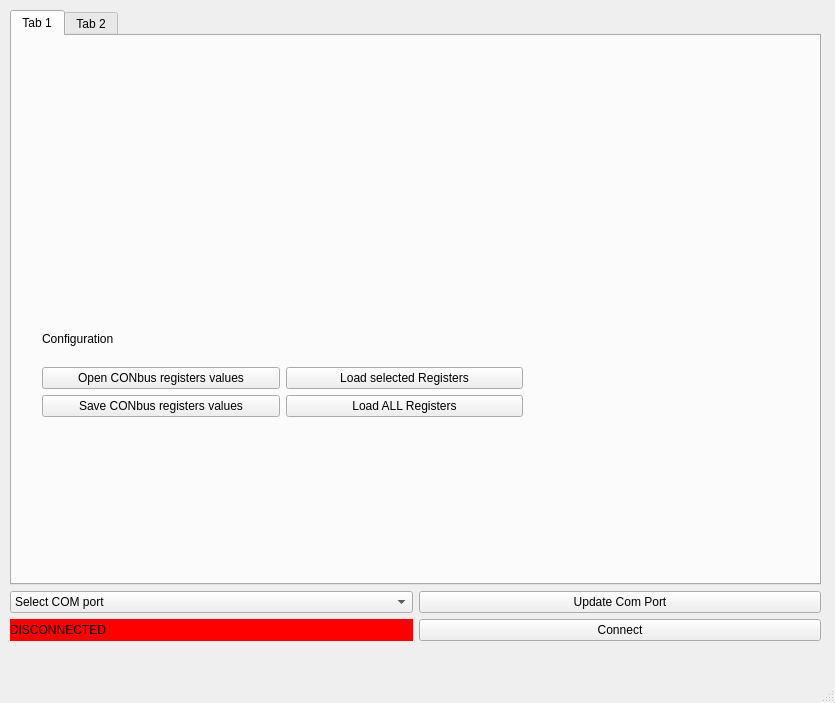
Before: the Qt Designer form CONBusUI/CONbus.ui in SoonerRobotics/CON-bus, drawn with Qt 5.
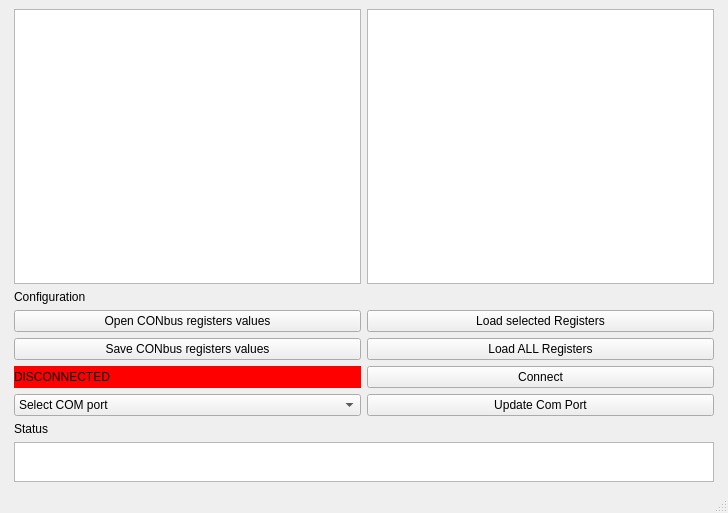
After: the same form once the commit is applied.

Commit message: create idea of UI look

What changed in the file:
```diff
--- a/CONBusUI/CONbus.ui
+++ b/CONBusUI/CONbus.ui
@@ -6,88 +6,111 @@
    <rect>
     <x>0</x>
     <y>0</y>
-    <width>835</width>
-    <height>703</height>
+    <width>728</width>
+    <height>513</height>
    </rect>
   </property>
   <property name="windowTitle">
    <string>MainWindow</string>
   </property>
   <widget class="QWidget" name="centralwidget">
-   <widget class="QWidget" name="">
-    <property name="geometry">
-     <rect>
-      <x>10</x>
-      <y>10</y>
-      <width>811</width>
-      <height>631</height>
-     </rect>
-    </property>
-    <layout class="QGridLayout" name="gridLayout_3" rowstretch="1,0">
+   <property name="sizePolicy">
+    <sizepolicy hsizetype="MinimumExpanding" vsizetype="Preferred">
+     <horstretch>0</horstretch>
+     <verstretch>0</verstretch>
+    </sizepolicy>
+   </property>
+   <layout class="QGridLayout" name="gridLayout_2">
      <item row="0" column="0">
-      <widget class="QTabWidget" name="tabWidget">
-       <widget class="QWidget" name="tab">
-        <attribute name="title">
-         <string>Tab 1</string>
-        </attribute>
-        <widget class="QWidget" name="">
-         <property name="geometry">
-          <rect>
-           <x>30</x>
-           <y>280</y>
-           <width>481</width>
-           <height>101</height>
-          </rect>
-         </property>
+     <spacer name="horizontalSpacer">
+      <property name="orientation">
+       <enum>Qt::Horizontal</enum>
+      </property>
+      <property name="sizeType">
+       <enum>QSizePolicy::Fixed</enum>
+      </property>
+      <property name="sizeHint" stdset="0">
+       <size>
+        <width>5</width>
+        <height>20</height>
+       </size>
+      </property>
+     </spacer>
+    </item>
+    <item row="0" column="1">
          <layout class="QGridLayout" name="gridLayout">
-          <item row="2" column="0">
-           <widget class="QPushButton" name="saveConfigButton_2">
+      <item row="7" column="1">
+       <widget class="QPushButton" name="pushButton">
+        <property name="text">
+         <string>Update Com Port</string>
+        </property>
+       </widget>
+      </item>
+      <item row="0" column="0">
+       <widget class="QTableWidget" name="changeTable"/>
+      </item>
+      <item row="0" column="1">
+       <widget class="QTableWidget" name="readTable"/>
+      </item>
+      <item row="7" column="0">
+       <widget class="QComboBox" name="comComboBox">
+        <item>
+         <property name="text">
+          <string>Select COM port</string>
+         </property>
+        </item>
+       </widget>
+      </item>
+      <item row="4" column="0">
+       <widget class="QPushButton" name="saveRegisterValuesButton">
             <property name="text">
              <string>Save CONbus registers values</string>
             </property>
            </widget>
           </item>
-          <item row="0" column="0">
+      <item row="8" column="0">
+       <widget class="QLabel" name="label_4">
+        <property name="text">
+         <string>Status</string>
+        </property>
+       </widget>
+      </item>
+      <item row="5" column="1">
+       <widget class="QPushButton" name="connectButton">
+        <property name="text">
+         <string>Connect</string>
+        </property>
+       </widget>
+      </item>
+      <item row="3" column="1">
+       <widget class="QPushButton" name="loadSelectedButton">
+        <property name="text">
+         <string>Load selected Registers</string>
+        </property>
+       </widget>
+      </item>
+      <item row="3" column="0">
+       <widget class="QPushButton" name="openRegisterValueButton">
+        <property name="text">
+         <string>Open CONbus registers values</string>
+        </property>
+       </widget>
+      </item>
+      <item row="2" column="0">
            <widget class="QLabel" name="label">
             <property name="text">
              <string>Configuration</string>
             </property>
            </widget>
           </item>
-          <item row="1" column="0">
-           <widget class="QPushButton" name="loadConfigButton_2">
-            <property name="text">
-             <string>Open CONbus registers values</string>
-            </property>
-           </widget>
-          </item>
-          <item row="1" column="1">
-           <widget class="QPushButton" name="loadConfigButton_3">
-            <property name="text">
-             <string>Load selected Registers</string>
-            </property>
-           </widget>
-          </item>
-          <item row="2" column="1">
+      <item row="4" column="1">
            <widget class="QPushButton" name="saveConfigButton_3">
             <property name="text">
              <string>Load ALL Registers</string>
             </property>
            </widget>
           </item>
-         </layout>
-        </widget>
-       </widget>
-       <widget class="QWidget" name="tab_2">
-        <attribute name="title">
-         <string>Tab 2</string>
-        </attribute>
-       </widget>
-      </widget>
-     </item>
-     <item row="1" column="0">
-      <layout class="QGridLayout" name="gridLayout_2">
-       <item row="1" column="0">
+      <item row="5" column="0">
         <widget class="QLabel" name="label_2">
          <property name="autoFillBackground">
           <bool>false</bool>
@@ -100,42 +123,48 @@
          </property>
         </widget>
        </item>
-       <item row="0" column="0">
-        <widget class="QComboBox" name="comboBox">
-         <item>
-          <property name="text">
-           <string>Select COM port</string>
-          </property>
-         </item>
-        </widget>
-       </item>
-       <item row="0" column="1">
-        <widget class="QPushButton" name="pushButton">
-         <property name="text">
-          <string>Update Com Port</string>
-         </property>
-        </widget>
-       </item>
-       <item row="1" column="1">
-        <widget class="QPushButton" name="pushButton_2">
-         <property name="text">
-          <string>Connect</string>
+      <item row="9" column="0" colspan="2">
+       <widget class="QTextEdit" name="statusBox">
+        <property name="sizePolicy">
+         <sizepolicy hsizetype="Preferred" vsizetype="Preferred">
+          <horstretch>0</horstretch>
+          <verstretch>0</verstretch>
+         </sizepolicy>
+        </property>
+        <property name="maximumSize">
+         <size>
+          <width>16777215</width>
+          <height>40</height>
+         </size>
+        </property>
+        <property name="textInteractionFlags">
+         <set>Qt::TextSelectableByKeyboard|Qt::TextSelectableByMouse</set>
          </property>
         </widget>
        </item>
       </layout>
      </item>
-    </layout>
-   </widget>
-  </widget>
-  <widget class="QMenuBar" name="menubar">
-   <property name="geometry">
-    <rect>
-     <x>0</x>
-     <y>0</y>
-     <width>835</width>
-     <height>26</height>
-    </rect>
+    <item row="0" column="2">
+     <spacer name="horizontalSpacer_2">
+      <property name="orientation">
+       <enum>Qt::Horizontal</enum>
+      </property>
+      <property name="sizeType">
+       <enum>QSizePolicy::Fixed</enum>
+      </property>
+      <property name="sizeHint" stdset="0">
+       <size>
+        <width>5</width>
+        <height>20</height>
+       </size>
+      </property>
+     </spacer>
+    </item>
+   </layout>
+  </widget>
+  <widget class="QStatusBar" name="statusbar">
+   <property name="enabled">
+    <bool>true</bool>
    </property>
   </widget>
   <widget class="QStatusBar" name="statusbar"/>
```
Left out of the diff: 3 changed lines with no effect on the pictures. Lines whose indentation alone changed are shown as unchanged. The commit also changes 1 other file.
